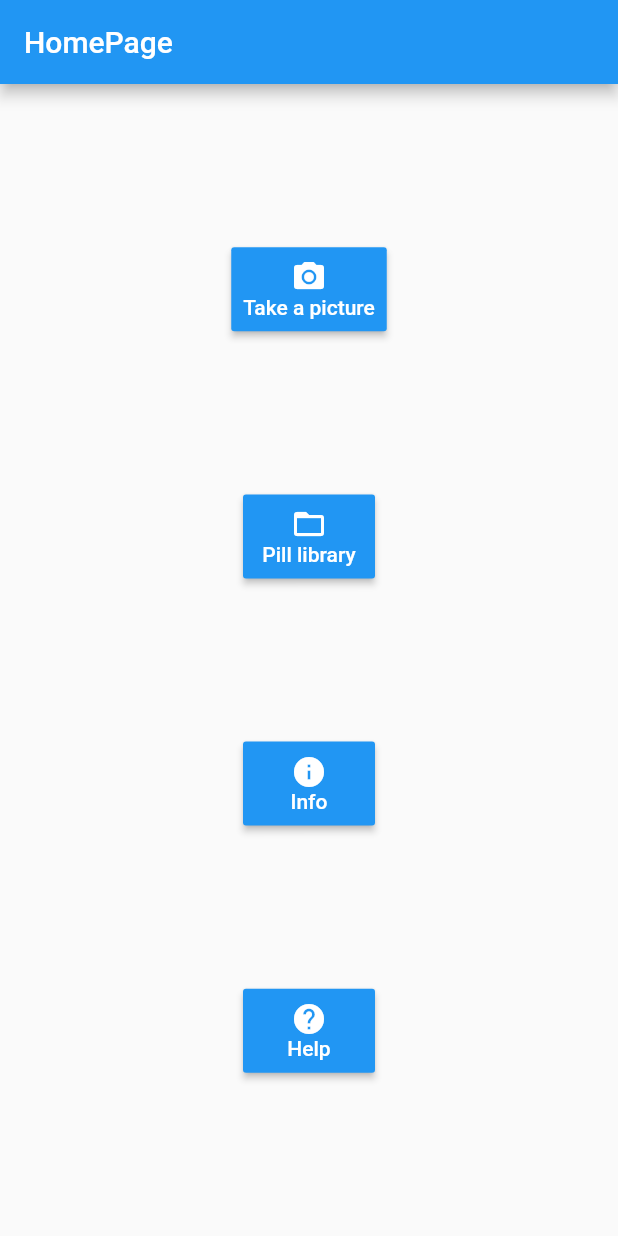
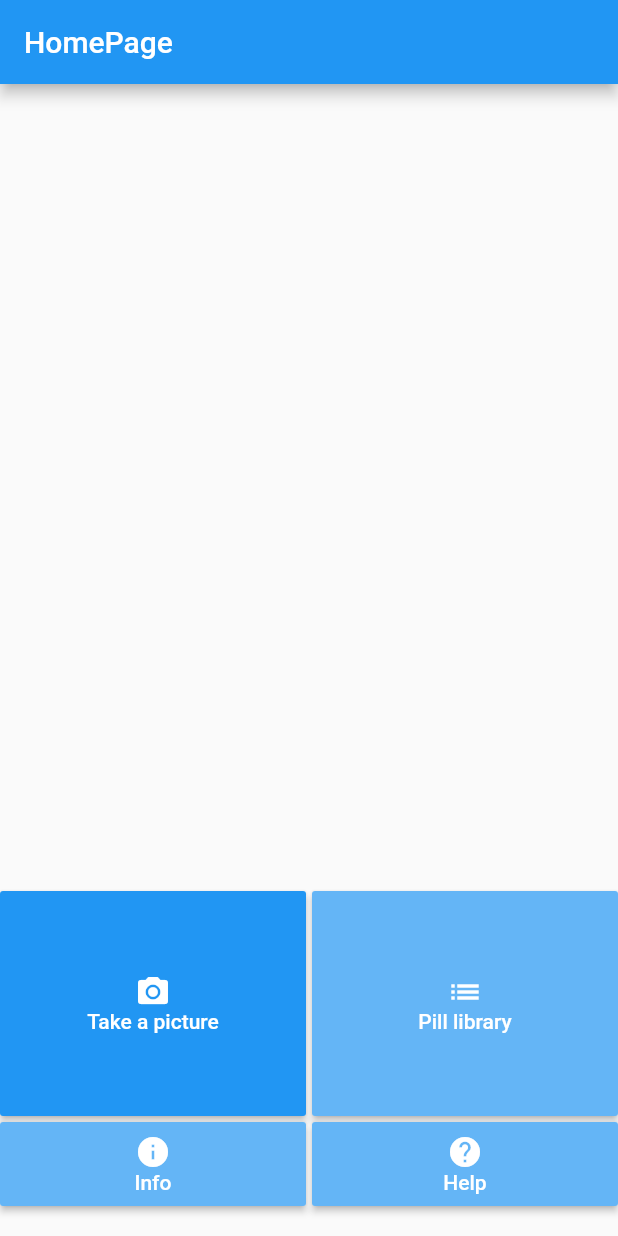
Before and after one commit to CTxD/medid-frontend, a Flutter app: the screen it shows after launch, on a phone screen of 412 x 824 dp. Run offline on Flutter 3.47's test engine with Material 2 defaults, Android fonts, the phone set to English and light mode, and no system bars; our stand-ins replace rxdart.

Commit message:
The design of the HomePage is made but the logo has yet to be added

```diff
--- a/lib/src/ui/home_page.dart
+++ b/lib/src/ui/home_page.dart
@@ -4,24 +4,26 @@ import 'package:medid/src/ui/help.dart';
 import 'package:medid/src/ui/pill_library.dart';
 import 'package:medid/src/ui/take_a_picture.dart';
 
-
-
-class HomePage extends StatelessWidget{
+class HomePage extends StatelessWidget {
   @override
   Widget build(BuildContext context) {
     return Scaffold(
         appBar: AppBar(
           title: Text("HomePage"),
         ),
-      body: new Center(
-        child: new Column(
-          mainAxisAlignment: MainAxisAlignment.spaceEvenly,
+        body: new Column(
+          mainAxisAlignment: MainAxisAlignment.end,
+          children: [
+          new Row(
+          mainAxisAlignment: MainAxisAlignment.center,
             children: <Widget>[
-            new RaisedButton(
+            new Expanded(
+            child:  new MaterialButton(
               padding: const EdgeInsets.all(8.0),
               textColor: Colors.white,
               color: Colors.blue,
-              child:Column(
+              height: 150,
+              child: Column(
                 children: <Widget>[
                   Icon(Icons.camera_alt),
                   Text("Take a picture"),
@@ -36,13 +38,18 @@ class HomePage extends StatelessWidget{
                 );
               },
             ),
-            new RaisedButton(
+            ),
+            SizedBox(width: 4),
+            new Expanded(
+            child: new MaterialButton(
               padding: const EdgeInsets.all(8.0),
               textColor: Colors.white,
-              color: Colors.blue,
-              child:Column(
+              color: Colors.blue[300],
+              height: 150,
+              minWidth: 150,
+              child: Column(
                 children: <Widget>[
-                  Icon(Icons.folder_open),
+                  Icon(Icons.list),
                   Text("Pill library"),
                 ],
               ),
@@ -54,12 +61,19 @@ class HomePage extends StatelessWidget{
                   ),
                 );
               },
+            )
             ),
-            new RaisedButton(
+            ],
+          ),
+          SizedBox(height: 4),
+          new Row(
+            children: <Widget>[
+            new Expanded(
+            child:  new MaterialButton(
               padding: const EdgeInsets.all(8.0),
               textColor: Colors.white,
-              color: Colors.blue,
-              child:Column(
+              color: Colors.blue[300],
+              child: Column(
                 children: <Widget>[
                   Icon(Icons.info),
                   Text("Info"),
@@ -74,11 +88,14 @@ class HomePage extends StatelessWidget{
                 );
               },
             ),
-            new RaisedButton(
+            ),
+            SizedBox(width: 4),
+            new Expanded(
+            child: new MaterialButton(
               padding: const EdgeInsets.all(8.0),
               textColor: Colors.white,
-              color: Colors.blue,
-              child:Column(
+              color: Colors.blue[300],
+              child: Column(
                 children: <Widget>[
                   Icon(Icons.help),
                   Text("Help"),
@@ -93,9 +110,12 @@ class HomePage extends StatelessWidget{
                 );
               },
             ),
+            ),
             ],
           ),
-      ),
+          SizedBox(height: 20),
+        ])
+
       );
   }
 }
```
Lines whose indentation alone changed are shown as unchanged.
